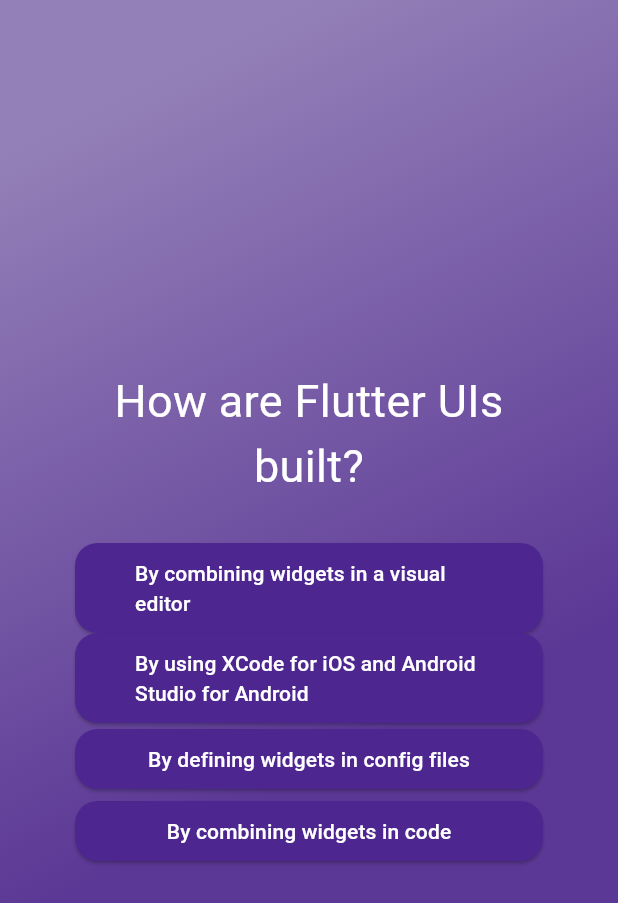
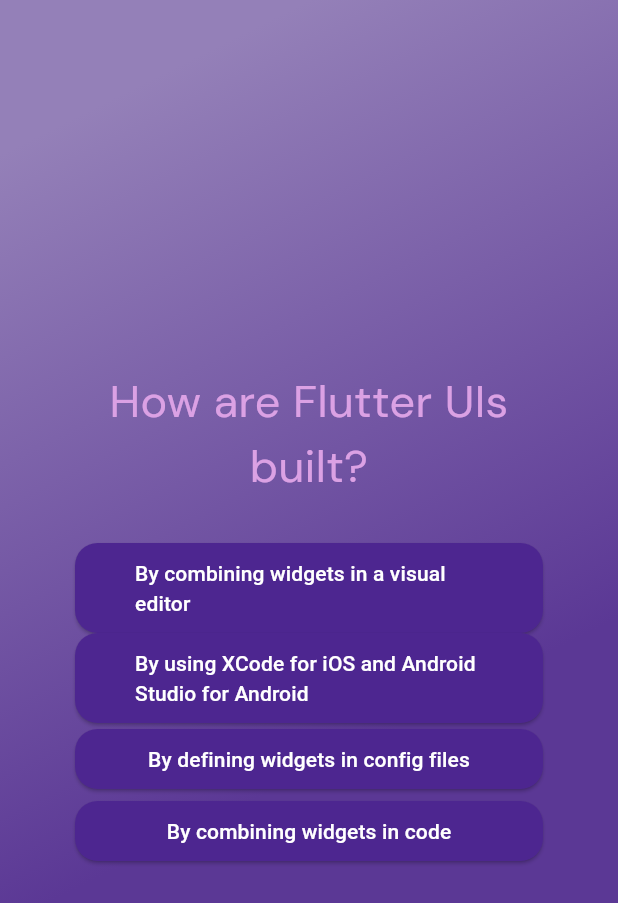
Before and after one commit to MBichajlo/QuizApp, a Flutter app: the screen it shows after launch, after a tap on "Start quiz", after a tap on "Components", on a phone screen of 412 x 824 dp. Shown: the top 903 px of the screen. Run offline on Flutter 3.47's test engine with Material 3 defaults, Android fonts, the phone set to English and light mode, and no system bars; our stand-ins replace google_fonts.

```diff
--- a/quiz_app/lib/questions_screen.dart
+++ b/quiz_app/lib/questions_screen.dart
@@ -1,10 +1,13 @@
 import 'package:flutter/material.dart';
 import 'package:quiz_app/anser_button.dart';
 import 'package:quiz_app/data/questions.dart';
-import 'package:quiz_app/styled_text.dart';
+//import 'package:quiz_app/styled_text.dart';
+import 'package:google_fonts/google_fonts.dart';
 
 class QuestionsScreen extends StatefulWidget {
-  const QuestionsScreen({super.key});
+  const QuestionsScreen({super.key, required this.onSelectAnswer});
+
+  final void Function(String answer) onSelectAnswer;
 
   @override
   State<QuestionsScreen> createState() {
@@ -15,11 +18,11 @@ class QuestionsScreen extends StatefulWidget {
 class _QuestionsState extends State<QuestionsScreen> {
   var currentQuestionIndex = 0;
 
-  void answerQuestion() {
+  void answerQuestion(String answer) {
+    widget.onSelectAnswer(answer);
     setState(() {
-      currentQuestionIndex ++;
+      currentQuestionIndex++;
     });
-
   }
 
   @override
@@ -33,10 +36,22 @@ class _QuestionsState extends State<QuestionsScreen> {
           mainAxisAlignment: MainAxisAlignment.center,
           crossAxisAlignment: CrossAxisAlignment.stretch,
           children: [
-            StyledText(currentQuestion.text, Colors.white, 30),
+            Text(
+              currentQuestion.text,
+              style: GoogleFonts.dmSans(
+                color: const Color.fromARGB(255, 219, 161, 228),
+                fontSize: 30,
+              ),
+              textAlign: TextAlign.center,
+            ),
             const SizedBox(height: 30),
             ...currentQuestion.getShuffledAnswers().map((item) {
-              return AnswerButton(item, answerQuestion);
+              return AnswerButton(
+                item,
+                () {
+                  answerQuestion(item);
+                },
+              );
             })
           ],
         ),
--- a/quiz_app/lib/quiz.dart
+++ b/quiz_app/lib/quiz.dart
@@ -1,7 +1,9 @@
+import 'package:flutter/rendering.dart';
 import 'package:quiz_app/first_screen.dart';
 import 'package:flutter/material.dart';
 import 'package:quiz_app/questions_screen.dart';
-
+import 'package:quiz_app/data/questions.dart';
+import 'package:quiz_app/results_screen.dart';
 class Quiz extends StatefulWidget {
   const Quiz({super.key});
 
@@ -14,15 +16,29 @@ class Quiz extends StatefulWidget {
 class _QuizState extends State<Quiz> {
   Widget? activeScreen;
 
+  List<String> selectedAnswers = [];
+
+  void chooseAnswer(String answer) {
+    selectedAnswers.add(answer);
+    if (selectedAnswers.length == questions.length) {
+      setState(() {
+        activeScreen=ResultScreen(selectedAnswers);
+        selectedAnswers = [];
+      });
+    }
+  }
+
   @override
   void initState() {
     activeScreen = FirstScreen(switchScreen);
     super.initState();
   }
 
-  void switchScreen(){
+  void switchScreen() {
     setState(() {
-      activeScreen = const QuestionsScreen();
+      activeScreen = QuestionsScreen(
+        onSelectAnswer: chooseAnswer,
+      );
     });
   }
 
--- a/quiz_app/pubspec.yaml
+++ b/quiz_app/pubspec.yaml
@@ -9,6 +9,7 @@ environment:
 dependencies:
   flutter:
     sdk: flutter
+  google_fonts: ^6.1.0
 
 dev_dependencies:
   flutter_test:
```
Also changed, not shown: quiz_app/lib/results_screen.dart (added, +50 -0 lines), quiz_app/pubspec.lock, 7 other files.
